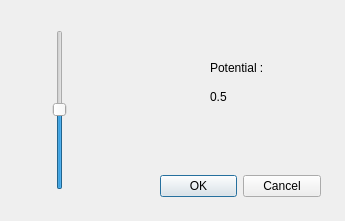
First picture: the form in energyselection.ui, repository JulienBordaz/SchrodingerSandbox, before the edit.
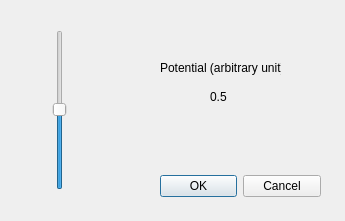
Second picture: the form after the edit.

```diff
--- a/energyselection.ui
+++ b/energyselection.ui
@@ -51,14 +51,14 @@
   <widget class="QLabel" name="energyLabel">
    <property name="geometry">
     <rect>
-     <x>210</x>
+     <x>160</x>
      <y>60</y>
-     <width>101</width>
+     <width>121</width>
      <height>16</height>
     </rect>
    </property>
    <property name="text">
-    <string>Potential :</string>
+    <string>Potential (arbitrary unit) :</string>
    </property>
   </widget>
   <widget class="QLabel" name="energyValueLabel">
```
